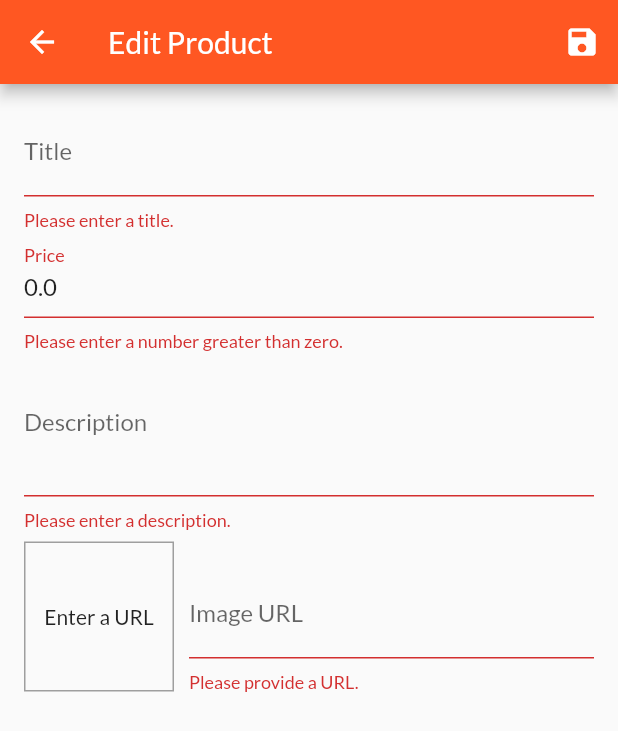
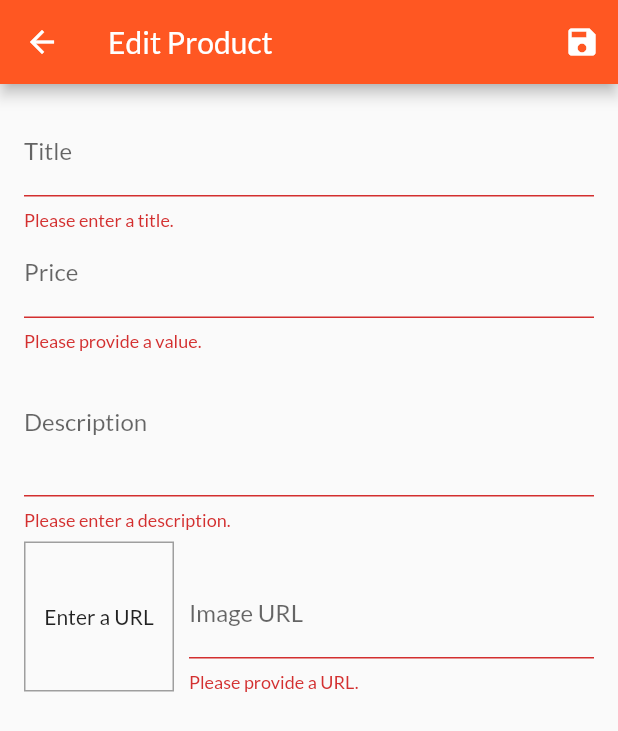
Before and after one commit to onur-yildiz/flutter-shop-app, a Flutter app: the EditProductScreen screen opened by its route, after a tap on the "save" icon, on a phone screen of 412 x 824 dp. Shown: the top 731 px of the screen. Run offline on Flutter 3.47's test engine with Material 2 defaults, Android fonts, the phone set to English and light mode, and no system bars; network calls fail.

```diff
--- a/lib/screens/edit_product_screen.dart
+++ b/lib/screens/edit_product_screen.dart
@@ -23,6 +23,7 @@ class _EditProductScreenState extends State<EditProductScreen> {
     description: '',
     imageUrl: '',
   );
+  var _isLoading = false;
   // var _isInit = true;
 
   @override
@@ -65,19 +66,47 @@ class _EditProductScreenState extends State<EditProductScreen> {
     }
   }
 
-  void _saveForm() {
+  Future<void> _saveForm() async {
     final isValid = _form.currentState.validate();
     final productsData = Provider.of<Products>(context, listen: false);
     if (!isValid) {
       return;
     }
     _form.currentState.save();
+    setState(() {
+      _isLoading = true;
+    });
     if (_editedProduct.id != null) {
       productsData.updateProduct(_editedProduct.id, _editedProduct);
+      setState(() {
+        _isLoading = false;
+      });
     } else {
-      productsData.addProduct(_editedProduct);
+      try {
+        await productsData.addProduct(_editedProduct);
+      } catch (e) {
+        await showDialog<Null>(
+          context: context,
+          builder: (ctx) => AlertDialog(
+            title: Text('An error occured!'),
+            content: Text('Something went wrong.'),
+            actions: [
+              FlatButton(
+                onPressed: () {
+                  Navigator.of(context).pop();
+                },
+                child: Text('Okay'),
+              )
+            ],
+          ),
+        );
+      } finally {
+        setState(() {
+          _isLoading = false;
+        });
+        Navigator.of(context).pop();
       }
-    Navigator.of(context).pop();
+    }
   }
 
   @override
@@ -92,7 +121,11 @@ class _EditProductScreenState extends State<EditProductScreen> {
           )
         ],
       ),
-      body: Padding(
+      body: _isLoading
+          ? Center(
+              child: CircularProgressIndicator(),
+            )
+          : Padding(
               padding: const EdgeInsets.all(16.0),
               child: Form(
                 key: _form,
@@ -125,7 +158,9 @@ class _EditProductScreenState extends State<EditProductScreen> {
                       },
                     ),
                     TextFormField(
-                initialValue: _editedProduct.price.toString(),
+                      initialValue: _editedProduct.price == 0.0
+                          ? null
+                          : _editedProduct.price.toString(),
                       decoration: InputDecoration(
                         labelText: 'Price',
                       ),
@@ -133,7 +168,8 @@ class _EditProductScreenState extends State<EditProductScreen> {
                       keyboardType: TextInputType.number,
                       focusNode: _priceFocusNode,
                       onFieldSubmitted: (_) {
-                  FocusScope.of(context).requestFocus(_descriptionFocusNode);
+                        FocusScope.of(context)
+                            .requestFocus(_descriptionFocusNode);
                       },
                       validator: (value) {
                         if (value.isEmpty) {
--- a/lib/screens/user_products_screen.dart
+++ b/lib/screens/user_products_screen.dart
@@ -33,7 +33,9 @@ class UserProductsScreen extends StatelessWidget {
         padding: const EdgeInsets.all(8.0),
         child: ListView.builder(
           itemCount: productsData.items.length,
-          itemBuilder: (ctx, i) => Column(
+          itemBuilder: (ctx, i) => ChangeNotifierProvider.value(
+            value: productsData.items[i],
+            child: Column(
               children: [
                 UserProductItem(
                   id: productsData.items[i].id,
@@ -45,6 +47,7 @@ class UserProductsScreen extends StatelessWidget {
             ),
           ),
         ),
+      ),
     );
   }
 }
--- a/pubspec.yaml
+++ b/pubspec.yaml
@@ -25,6 +25,7 @@ dependencies:
     sdk: flutter
   intl: ^0.16.1
   provider: ^4.3.2
+  http: ^0.12.2
 
 
   # The following adds the Cupertino Icons font to your application.
```
Also changed, not shown: lib/providers/products.dart (+23 -3 lines), lib/widgets/user_product_item.dart (+19 -3 lines), pubspec.lock. Lines whose indentation alone changed are shown as unchanged.
